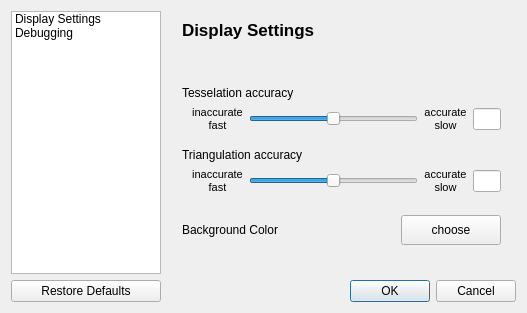
The window that TIGLViewer/src/TIGLViewerSettingsDialog.ui (DLR-SC/tigl) describes before a commit, drawn with Qt 5.
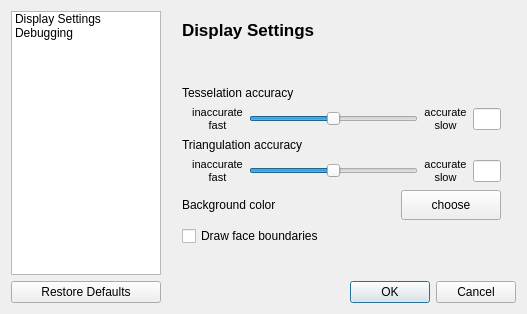
The same window after the commit. Icons and pictures are not drawn.

Commit message: Added option to draw face boundaries in TiGl Viewer

Diff of the .ui file:
```diff
--- a/TIGLViewer/src/TIGLViewerSettingsDialog.ui
+++ b/TIGLViewer/src/TIGLViewerSettingsDialog.ui
@@ -9,8 +9,8 @@
    <rect>
     <x>0</x>
     <y>0</y>
-    <width>465</width>
-    <height>310</height>
+    <width>509</width>
+    <height>314</height>
    </rect>
   </property>
   <property name="windowTitle">
@@ -86,7 +86,7 @@
         </layout>
        </item>
        <item>
-        <spacer name="verticalSpacer_5">
+        <spacer name="verticalSpacer">
          <property name="orientation">
           <enum>Qt::Vertical</enum>
          </property>
@@ -180,22 +180,6 @@
          </item>
         </layout>
        </item>
-       <item>
-        <spacer name="verticalSpacer_2">
-         <property name="orientation">
-          <enum>Qt::Vertical</enum>
-         </property>
-         <property name="sizeType">
-          <enum>QSizePolicy::Preferred</enum>
-         </property>
-         <property name="sizeHint" stdset="0">
-          <size>
-           <width>20</width>
-           <height>10</height>
-          </size>
-         </property>
-        </spacer>
-       </item>
        <item>
         <widget class="QLabel" name="label_5">
          <property name="sizePolicy">
@@ -293,28 +277,12 @@
          </item>
         </layout>
        </item>
-       <item>
-        <spacer name="verticalSpacer_4">
-         <property name="orientation">
-          <enum>Qt::Vertical</enum>
-         </property>
-         <property name="sizeType">
-          <enum>QSizePolicy::Preferred</enum>
-         </property>
-         <property name="sizeHint" stdset="0">
-          <size>
-           <width>20</width>
-           <height>15</height>
-          </size>
-         </property>
-        </spacer>
-       </item>
        <item>
         <layout class="QHBoxLayout" name="horizontalLayout_4">
          <item>
           <widget class="QLabel" name="label_9">
            <property name="text">
-            <string>Background Color</string>
+            <string>Background color</string>
            </property>
           </widget>
          </item>
@@ -346,7 +314,14 @@
         </layout>
        </item>
        <item>
-        <spacer name="verticalSpacer">
+        <widget class="QCheckBox" name="cbDrawFaceBoundaries">
+         <property name="text">
+          <string>Draw face boundaries</string>
+         </property>
+        </widget>
+       </item>
+       <item>
+        <spacer name="verticalSpacer_5">
          <property name="orientation">
           <enum>Qt::Vertical</enum>
          </property>
```
The commit also changes 6 other files.
